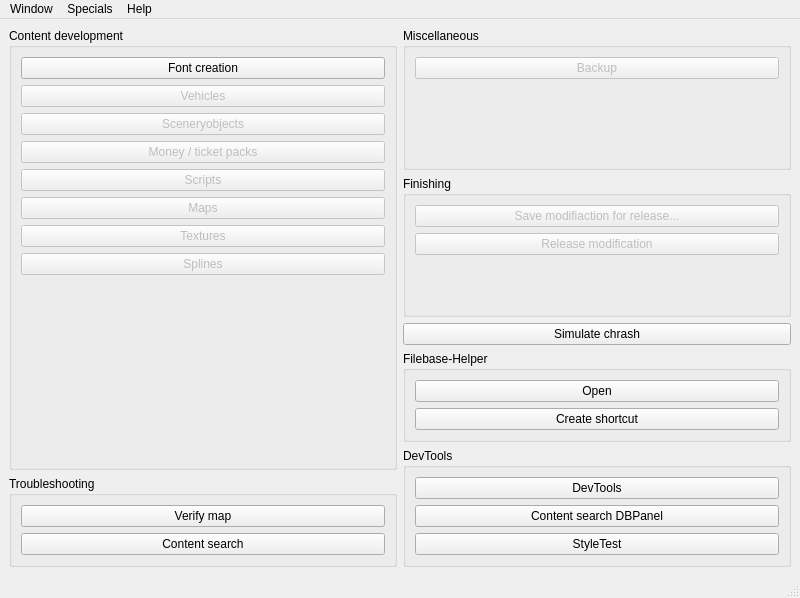
Old version of the form wstart.ui in the repository pietr26/OMSI-Tools.
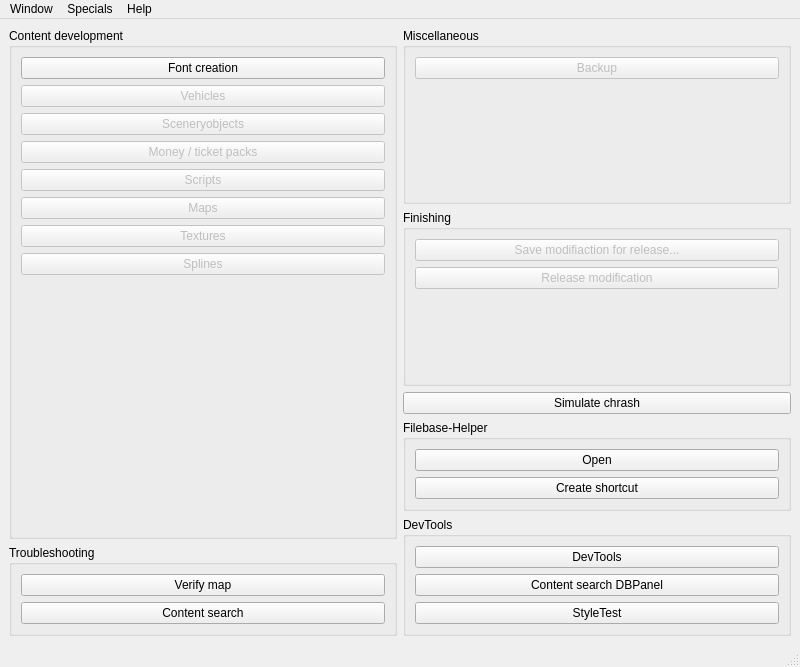
New version of the form. Icons and pictures are not drawn.

Commit message: Restyled startup screen

The edit to the form file:
```diff
--- a/wstart.ui
+++ b/wstart.ui
@@ -10,7 +10,7 @@
     <x>0</x>
     <y>0</y>
     <width>800</width>
-    <height>598</height>
+    <height>667</height>
    </rect>
   </property>
   <property name="sizePolicy">
```
The commit also changes 3 other files.
